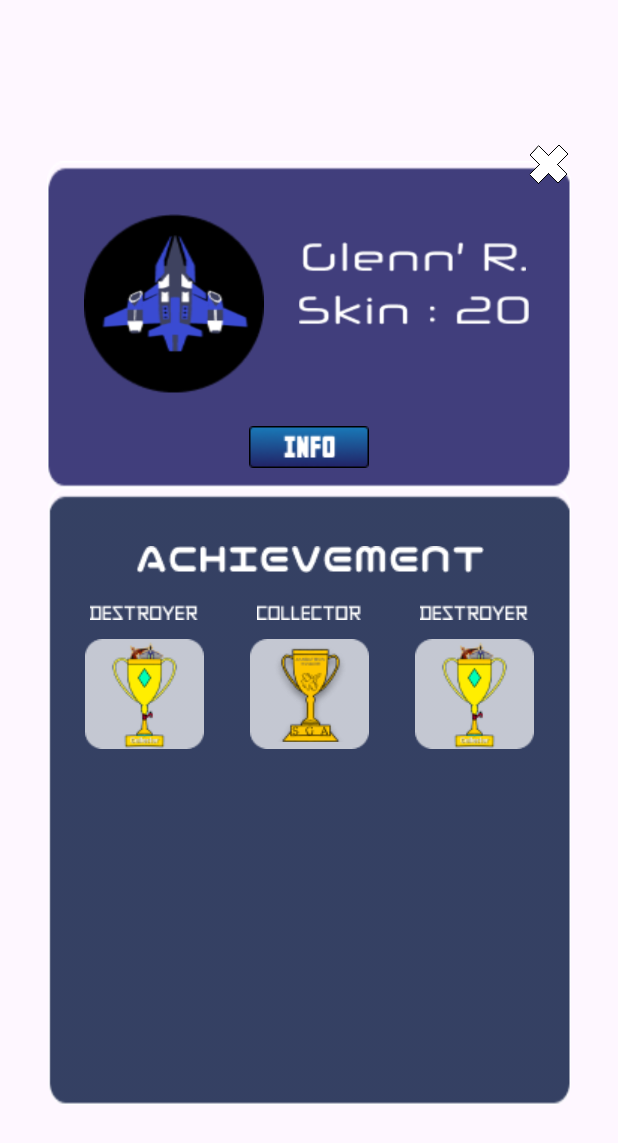
After one commit to RodyZack07/Ambatron-Invade, an Android app: the layout profile_menu.xml on its own in the app's theme, with its tools: preview values and no code run, on a phone screen of 412 x 824 dp. The commit adds this screen. Shown: the top 1143 px of the screen. Run offline under Robolectric (Android 15) with nearby library versions, the phone set to English and light mode, and no system bars.

Commit message:
ini zikuu

```diff
--- a/app/src/main/java/com/example/savesthekunti/MainActivity.java
+++ b/app/src/main/java/com/example/savesthekunti/MainActivity.java
@@ -31,6 +31,7 @@ public class MainActivity extends AppCompatActivity {
     private int videoPosition;
     private DBHelper dbHelper;
 
+
     @Override
     protected void onCreate(Bundle savedInstanceState) {
         super.onCreate(savedInstanceState);
@@ -57,7 +58,9 @@ public class MainActivity extends AppCompatActivity {
         ImageButton settingsBtn = findViewById(R.id.setting_button);
         ImageButton quitButton = findViewById(R.id.btn_quit);
         ImageButton playButton = findViewById(R.id.play_button);
+        ImageButton profilMenu = findViewById(R.id.profile);
 
+        profilMenu.setOnClickListener(view -> showProfilePopup(view));
 
         settingsBtn.setOnClickListener(view -> showSettingsPopup(view));
 
@@ -88,7 +91,6 @@ public class MainActivity extends AppCompatActivity {
     private void setVolume(MediaPlayer mediaPlayer, float volume) {
         mediaPlayer.setVolume(volume, volume);
     }
-
 
 
     private void showSettingsPopup(View anchorView) {
@@ -135,6 +137,22 @@ public class MainActivity extends AppCompatActivity {
 
         noBtn.setOnClickListener(view -> exitPopupWindow.dismiss());
     }
+
+    private void showProfilePopup(View anchorView) {
+        LayoutInflater inflater = (LayoutInflater) getSystemService(LAYOUT_INFLATER_SERVICE);
+        View popupView = inflater.inflate(R.layout.profile_menu, null);
+
+        int popupWidth = getResources().getDimensionPixelSize(R.dimen.profile_width);
+        int popupHeight = getResources().getDimensionPixelSize(R.dimen.profile_height);
+
+        PopupWindow profilePopupWindow = new PopupWindow(popupView, popupWidth, popupHeight, true);
+        profilePopupWindow.setAnimationStyle(R.style.PopupAnimation);
+        profilePopupWindow.showAtLocation(anchorView, Gravity.CENTER, 0, 0);
+
+
+    }
+
+
 
     private void insertAkunData(String username, String email, String password) {
         SQLiteDatabase db = dbHelper.getWritableDatabase();
--- a/app/src/main/res/layout/activity_main.xml
+++ b/app/src/main/res/layout/activity_main.xml
@@ -1,5 +1,6 @@
 <?xml version="1.0" encoding="utf-8"?>
 <FrameLayout xmlns:android="http://schemas.android.com/apk/res/android"
+    xmlns:app="http://schemas.android.com/apk/res-auto"
     android:id="@+id/main"
     android:layout_width="match_parent"
     android:layout_height="match_parent">
@@ -22,6 +23,11 @@
 <!--        android:src="@drawable/background"-->
 <!--        android:scaleType="centerCrop"-->
 <!--        android:contentDescription="@null" />-->
+
+
+
+
+
 
     <!-- Konten lainnya seperti tombol-tombol -->
     <LinearLayout
@@ -75,4 +81,15 @@
                 android:clickable="true"/>
         </LinearLayout>
     </LinearLayout>
+
+    <ImageButton
+        android:id="@+id/profile"
+        android:layout_width="80dp"
+        android:layout_height="60dp"
+        android:background="@color/black"
+        android:scaleType="fitXY"
+        android:layout_marginLeft="270dp"
+        android:layout_marginTop="35dp"
+        android:outlineSpotShadowColor="@color/black"
+        app:srcCompat="@drawable/yesbtn" />
 </FrameLayout>
--- a/app/src/main/res/layout/level_activity.xml
+++ b/app/src/main/res/layout/level_activity.xml
@@ -59,19 +59,17 @@
                 <ImageView
                     android:layout_width="200dp"
                     android:layout_height="200dp"
-                    android:src="@drawable/chapter_banner"
+                    android:src="@drawable/chapter_box"
+                    />
+                <ImageView
+                    android:layout_width="120dp"
+                    android:layout_height="145dp"
+                    android:src="@drawable/chapter_text"
+                    android:layout_marginTop="28dp"
+                    android:layout_marginLeft="40dp"
                     />
 
-                <TextView
-                    android:id="@+id/chapter_banner1"
-                    android:layout_width="wrap_content"
-                    android:layout_height="wrap_content"
-                    android:layout_gravity="center"
-                    android:layout_marginTop="-0dp"
-                    android:layout_marginLeft="-2dp"
-                    android:text="Introduction"
-                    android:textColor="#000000"
-                    android:textSize="13sp"/>
+
             </FrameLayout>
         </LinearLayout>
 
@@ -486,19 +484,15 @@
                 <ImageView
                     android:layout_width="200dp"
                     android:layout_height="200dp"
-                    android:src="@drawable/chapter_banner"
+                    android:src="@drawable/chapter_box"
                     />
-
-                <TextView
-                    android:id="@+id/chapter_banner"
-                    android:layout_width="wrap_content"
-                    android:layout_height="wrap_content"
-                    android:layout_gravity="center"
-                    android:layout_marginTop="-100dp"
-                    android:layout_marginLeft="-72dp"
-                    android:text="Serangan Ambatron"
-                    android:textColor="#000000"
-                    android:textSize="13sp"/>
+                <ImageView
+                    android:layout_width="120dp"
+                    android:layout_height="145dp"
+                    android:src="@drawable/chapter_text"
+                    android:layout_marginTop="28dp"
+                    android:layout_marginLeft="40dp"
+                    />
             </FrameLayout>
         </LinearLayout>
 
--- /dev/null
+++ b/app/src/main/res/layout/profile_menu.xml
@@ -0,0 +1,235 @@
+<androidx.constraintlayout.widget.ConstraintLayout
+    xmlns:android="http://schemas.android.com/apk/res/android"
+    xmlns:app="http://schemas.android.com/apk/res-auto"
+    xmlns:tools="http://schemas.android.com/tools"
+    android:layout_width="400dp"
+    android:layout_height="700dp"
+    android:layout_gravity="center"
+    android:padding="25dp"
+    android:background="@android:color/transparent">
+
+    <ImageView
+        android:id="@+id/background_image"
+        android:layout_width="match_parent"
+        android:layout_height="match_parent"
+        android:contentDescription="@null"
+        android:scaleType="fitXY"
+        android:src="@drawable/achievement_box"
+        android:layout_marginTop="20dp"
+        app:layout_constraintTop_toTopOf="parent"
+        app:layout_constraintStart_toStartOf="parent"
+        app:layout_constraintEnd_toEndOf="parent"/>
+
+    <FrameLayout
+        android:layout_width="200dp"
+        android:layout_height="50dp"
+        android:layout_gravity="top|center_horizontal"
+        android:layout_marginTop="-2dp"
+        android:background="@android:color/transparent"
+        app:layout_constraintTop_toTopOf="parent"
+        app:layout_constraintStart_toStartOf="parent"
+        app:layout_constraintEnd_toEndOf="parent">
+
+    </FrameLayout>
+
+    <ImageButton
+        android:id="@+id/silang"
+        android:layout_width="26dp"
+        android:layout_height="26dp"
+        android:layout_marginRight="2dp"
+        android:layout_marginTop="9dp"
+        android:background="@android:color/transparent"
+        android:contentDescription="silang"
+        android:elevation="50dp"
+        android:scaleType="fitXY"
+        app:srcCompat="@drawable/silangx"
+        app:layout_constraintTop_toTopOf="parent"
+        app:layout_constraintEnd_toEndOf="parent" />
+
+    <FrameLayout
+        android:id="@+id/frameLayoutControls"
+        android:layout_width="300dp"
+        android:layout_height="140dp"
+        app:layout_constraintTop_toBottomOf="@id/silang"
+        app:layout_constraintStart_toStartOf="parent"
+        app:layout_constraintEnd_toEndOf="parent"
+        android:layout_marginTop="10dp">
+
+        <LinearLayout
+            android:layout_width="match_parent"
+            android:layout_height="match_parent"
+            android:orientation="horizontal"
+            android:gravity="center">
+
+            <LinearLayout
+                android:layout_width="110dp"
+                android:layout_height="120dp"
+                android:layout_weight="1"
+                android:orientation="vertical"
+                >
+                <ImageView
+                    android:layout_width="120dp"
+                    android:layout_height="120dp"
+                    android:scaleType="fitXY"
+                    app:srcCompat="@drawable/achievement_black" />
+
+                <ImageView
+                    app:srcCompat="@drawable/achievement_nickname"
+                    android:layout_width="200dp"
+                    android:layout_height="20dp"
+                    android:layout_marginLeft="120dp"
+                    android:layout_marginTop="-101dp"/>
+
+                <ImageView
+                    app:srcCompat="@drawable/achievement_skin"
+                    android:layout_width="200dp"
+                    android:layout_height="20dp"
+                    android:layout_marginLeft="120dp"
+                    android:layout_marginTop="15dp"/>
+
+                <ImageView
+                    android:layout_width="110dp"
+                    android:layout_height="120dp"
+                    android:scaleType="fitXY"
+                    android:layout_marginTop="-78dp"
+                    android:layout_marginLeft="5dp"
+                    app:srcCompat="@drawable/achievement_profile" />
+
+            </LinearLayout>
+
+
+
+
+        </LinearLayout>
+
+    </FrameLayout>
+
+    <ImageButton
+        android:id="@+id/info_button"
+        android:layout_width="100dp"
+        android:layout_height="50dp"
+        android:background="@android:color/transparent"
+        app:srcCompat="@drawable/info_button"
+        app:layout_constraintTop_toBottomOf="@id/frameLayoutControls"
+        app:layout_constraintStart_toStartOf="parent"
+        app:layout_constraintEnd_toEndOf="parent" />
+
+    <ImageButton
+        android:id="@+id/achievement_text"
+        android:layout_width="250dp"
+        android:layout_height="50dp"
+        android:background="@android:color/transparent"
+        app:srcCompat="@drawable/achievement_text"
+        app:layout_constraintTop_toBottomOf="@id/frameLayoutControls"
+        app:layout_constraintStart_toStartOf="parent"
+        app:layout_constraintEnd_toEndOf="parent"
+        android:layout_marginTop="75dp"/>
+
+    <ImageButton
+        android:id="@+id/putih_putih"
+        android:layout_width="100dp"
+        android:layout_height="100dp"
+        android:background="@android:color/transparent"
+        app:srcCompat="@drawable/achievement_white"
+        app:layout_constraintTop_toBottomOf="@id/frameLayoutControls"
+        app:layout_constraintStart_toStartOf="parent"
+        app:layout_constraintEnd_toEndOf="parent"
+        android:layout_marginRight="220dp"
+        android:layout_marginTop="140dp"/>
+
+    <ImageButton
+        android:id="@+id/destroyer"
+        android:layout_width="100dp"
+        android:layout_height="100dp"
+        android:background="@android:color/transparent"
+        app:srcCompat="@drawable/achievement_destroyer"
+        app:layout_constraintTop_toBottomOf="@id/frameLayoutControls"
+        app:layout_constraintStart_toStartOf="parent"
+        app:layout_constraintEnd_toEndOf="parent"
+        android:layout_marginRight="220dp"
+        android:layout_marginTop="85dp"/>
+
+    <ImageButton
+        android:id="@+id/collector"
+        android:layout_width="100dp"
+        android:layout_height="100dp"
+        android:background="@android:color/transparent"
+        app:srcCompat="@drawable/achievement_collector"
+        app:layout_constraintTop_toBottomOf="@id/frameLayoutControls"
+        app:layout_constraintStart_toStartOf="parent"
+        app:layout_constraintEnd_toEndOf="parent"
+        android:layout_marginRight="0dp"
+        android:layout_marginTop="85dp"/>
+
+    <ImageButton
+        android:id="@+id/collector2"
+        android:layout_width="100dp"
+        android:layout_height="100dp"
+        android:background="@android:color/transparent"
+        app:srcCompat="@drawable/achievement_destroyer"
+        app:layout_constraintTop_toBottomOf="@id/frameLayoutControls"
+        app:layout_constraintStart_toStartOf="parent"
+        app:layout_constraintEnd_toEndOf="parent"
+        android:layout_marginRight="-220dp"
+        android:layout_marginTop="85dp"/>
+
+    <ImageButton
+        android:id="@+id/thropy3"
+        android:layout_width="100dp"
+        android:layout_height="100dp"
+        android:background="@android:color/transparent"
+        app:srcCompat="@drawable/achievement_trophy_1"
+        app:layout_constraintTop_toBottomOf="@id/frameLayoutControls"
+        app:layout_constraintStart_toStartOf="parent"
+        app:layout_constraintEnd_toEndOf="parent"
+        android:layout_marginRight="220dp"
+        android:layout_marginTop="140dp"/>
+
+    <ImageButton
+        android:id="@+id/putih_putih2"
+        android:layout_width="100dp"
+        android:layout_height="100dp"
+        android:background="@android:color/transparent"
+        app:srcCompat="@drawable/achievement_white"
+        app:layout_constraintTop_toBottomOf="@id/frameLayoutControls"
+        app:layout_constraintStart_toStartOf="parent"
+        app:layout_constraintEnd_toEndOf="parent"
+        android:layout_marginRight="0dp"
+        android:layout_marginTop="140dp"/>
+    <ImageButton
+        android:id="@+id/thropy2"
+        android:layout_width="100dp"
+        android:layout_height="100dp"
+        android:background="@android:color/transparent"
+        app:srcCompat="@drawable/achievement_trophy_2"
+        app:layout_constraintTop_toBottomOf="@id/frameLayoutControls"
+        app:layout_constraintStart_toStartOf="parent"
+        app:layout_constraintEnd_toEndOf="parent"
+        android:layout_marginRight="0dp"
+        android:layout_marginTop="122dp"/>
+
+    <ImageButton
+        android:id="@+id/putih_putih3"
+        android:layout_width="100dp"
+        android:layout_height="100dp"
+        android:background="@android:color/transparent"
+        app:srcCompat="@drawable/achievement_white"
+        app:layout_constraintTop_toBottomOf="@id/frameLayoutControls"
+        app:layout_constraintStart_toStartOf="parent"
+        app:layout_constraintEnd_toEndOf="parent"
+        android:layout_marginRight="-220dp"
+        android:layout_marginTop="140dp"/>
+
+    <ImageButton
+        android:id="@+id/thropy"
+        android:layout_width="100dp"
+        android:layout_height="100dp"
+        android:background="@android:color/transparent"
+        app:srcCompat="@drawable/achievement_trophy_1"
+        app:layout_constraintTop_toBottomOf="@id/frameLayoutControls"
+        app:layout_constraintStart_toStartOf="parent"
+        app:layout_constraintEnd_toEndOf="parent"
+        android:layout_marginRight="-220dp"
+        android:layout_marginTop="140dp"/>
+
+</androidx.constraintlayout.widget.ConstraintLayout>
--- a/app/src/main/res/values/dimens.xml
+++ b/app/src/main/res/values/dimens.xml
@@ -10,4 +10,7 @@
     //ukuran video
     <dimen name= "video_width">700dp</dimen>
     <dimen name= "video_height">600dp</dimen>
+
+    <dimen name= "profile_width">385dp</dimen>
+    <dimen name= "profile_height">600dp</dimen>
 </resources>
```
Also changed, not shown: app/src/main/res/drawable/achievement_black.png (added), app/src/main/res/drawable/achievement_box.png (added), app/src/main/res/drawable/achievement_collector.png (added), app/src/main/res/drawable/achievement_destroyer.png (added), app/src/main/res/drawable/achievement_nickname.png (added), app/src/main/res/drawable/achievement_profile.png (added), app/src/main/res/drawable/achievement_silang.png (added), app/src/main/res/drawable/achievement_skin.png (added), app/src/main/res/drawable/achievement_text.png (added), app/src/main/res/drawable/achievement_trophy_1.png (added), app/src/main/res/drawable/achievement_trophy_2.png (added), app/src/main/res/drawable/achievement_white.png (added), app/src/main/res/drawable/chapter_box.png (added), app/src/main/res/drawable/chapter_text.png (added).
